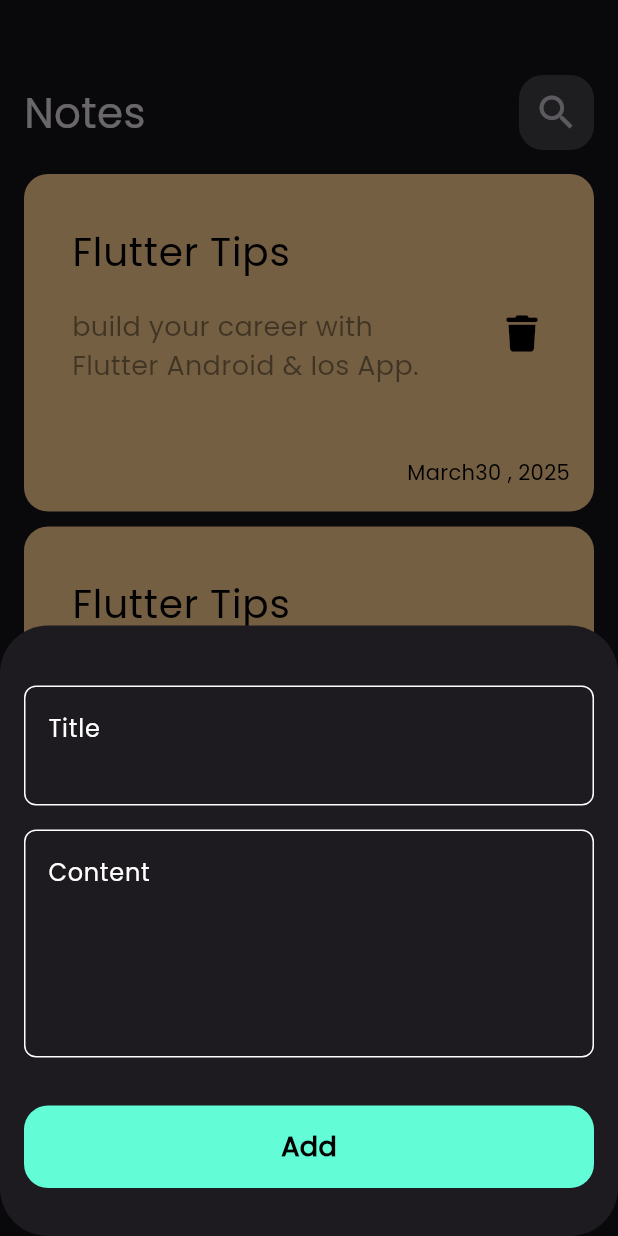
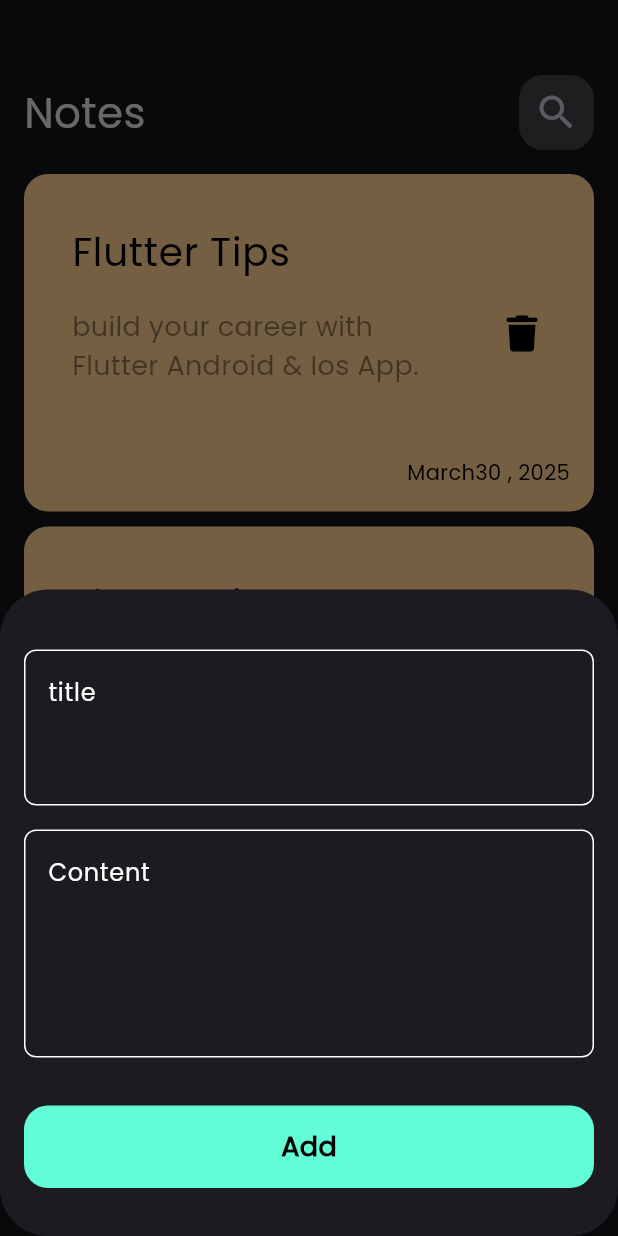
Before and after one commit to ramyMeg/notes_app, a Flutter app: the screen it shows after launch, after a tap on the "add" icon, on a phone screen of 412 x 824 dp. Run offline on Flutter 3.47's test engine with Material 3 defaults, Android fonts, the phone set to English and light mode, and no system bars; our stand-ins replace font_awesome_flutter, hive, hive_flutter; accounts and stored records are empty; generated files the repository leaves out were written again.

```diff
--- a/lib/views/add_Note_Buttom_sheet.dart
+++ b/lib/views/add_Note_Buttom_sheet.dart
@@ -8,21 +8,68 @@ class AddNoteBottomSheet extends StatelessWidget {
 
   @override
   Widget build(BuildContext context) {
-    return Padding(
-      padding: const EdgeInsets.symmetric(horizontal: 16),
+    return const Padding(
+      padding:  EdgeInsets.symmetric(horizontal: 16),
       child: SingleChildScrollView(
-        child: Column(
-          children: const [
-            SizedBox(height: 40),
-            CustomTextField(hint: 'Title', maxlines: 2),
-            SizedBox(height: 16),
-            CustomTextField(hint: 'Content', maxlines: 5),
-            SizedBox(height: 32),
-            CustomButton(),
-            SizedBox(height: 32),
-          ],
-        ),
+        child: AddNoteForm(),
       ),
     );
   }
 }
+
+
+
+class AddNoteForm extends StatefulWidget {
+  const AddNoteForm({
+    super.key,
+  });
+
+  @override
+  State<AddNoteForm> createState() => _AddNoteFormState();
+}
+
+class _AddNoteFormState extends State<AddNoteForm> {
+
+  final GlobalKey<FormState> formKey = GlobalKey();
+
+  AutovalidateMode autovalidateMode = AutovalidateMode.disabled;
+
+  String? title,subTitle;
+  @override
+  Widget build(BuildContext context) {
+
+    return Form(
+      key: formKey,
+      autovalidateMode: autovalidateMode,
+      child: Column(
+        children:  [
+        const  SizedBox(height: 40),
+          CustomTextField(
+            onSaved: (value) {
+            title = value;
+          },hint: 'title',maxlines: 3,),
+          const SizedBox(height: 16),
+          CustomTextField(
+            onSaved: (value) {
+              subTitle = value;
+            },
+            hint: 'Content', maxlines: 5),
+          const SizedBox(height: 32),
+          CustomButton(
+            onTap: () {
+              if(formKey.currentState!.validate()){
+                formKey.currentState!.save();
+              }else {
+                autovalidateMode = AutovalidateMode.always;
+                setState(() {
+
+                });
+              }
+            },
+          ),
+          const SizedBox(height: 32),
+        ],
+      ),
+    );
+  }
+}
--- a/lib/views/custom_text_field.dart
+++ b/lib/views/custom_text_field.dart
@@ -5,14 +5,24 @@ class CustomTextField extends StatelessWidget {
   const CustomTextField({
     super.key,
     required this.hint,
-    required this.maxlines,
+    required this.maxlines, this.onSaved,
   });
 
   final String hint;
   final int maxlines;
+  final void Function (String?)? onSaved  ;
   @override
   Widget build(BuildContext context) {
-    return TextField(
+
+    return TextFormField(
+      onSaved : onSaved,
+      validator:(value) {
+        if(value?.isEmpty ?? true) {
+          return "Field is required";
+        }else {
+          return null;
+        }
+      },
       cursorColor: kPrimaryColor,
       maxLines: maxlines,
       decoration: InputDecoration(
--- a/lib/views/widgets/custom_button.dart
+++ b/lib/views/widgets/custom_button.dart
@@ -2,11 +2,14 @@ import 'package:flutter/material.dart';
 import 'package:notes_app/constants.dart';
 
 class CustomButton extends StatelessWidget {
-  const CustomButton({super.key});
+  const CustomButton({super.key, this.onTap});
 
+  final void Function()? onTap;
   @override
   Widget build(BuildContext context) {
-    return Container(
+    return GestureDetector(
+      onTap: onTap,
+      child: Container(
         width: MediaQuery.of(context).size.width,
         height: 55,
         decoration: BoxDecoration(
@@ -23,6 +26,7 @@ class CustomButton extends StatelessWidget {
             ),
           ),
         ),
+      ),
     );
   }
 }
```
Lines whose indentation alone changed are shown as unchanged.
